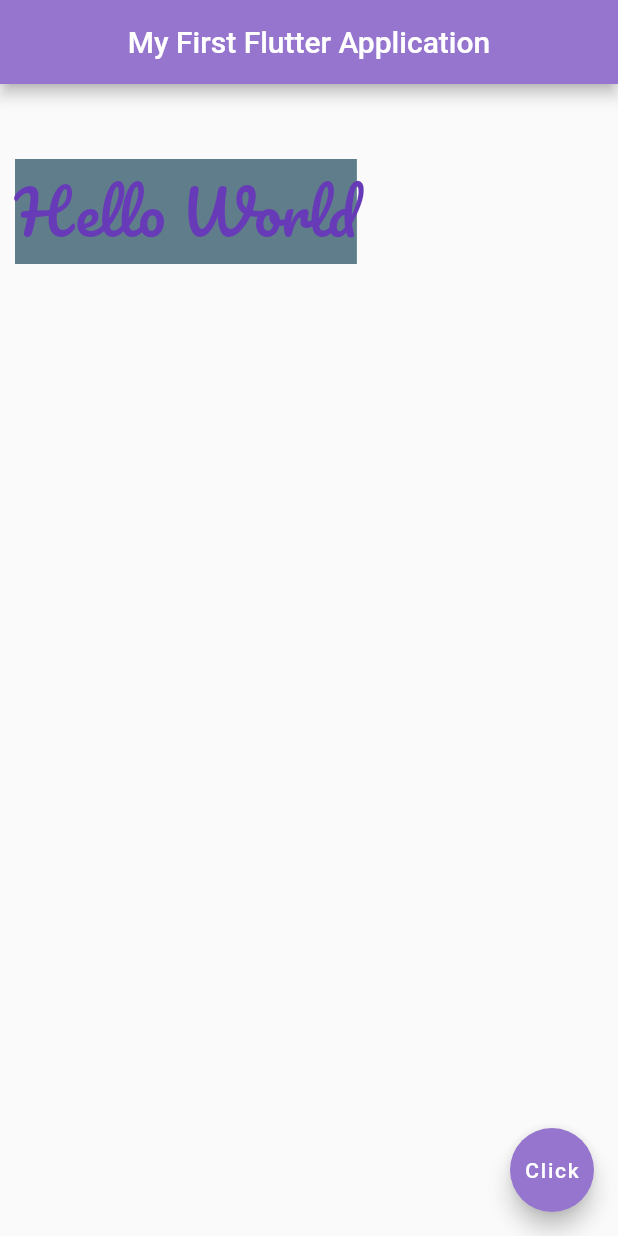
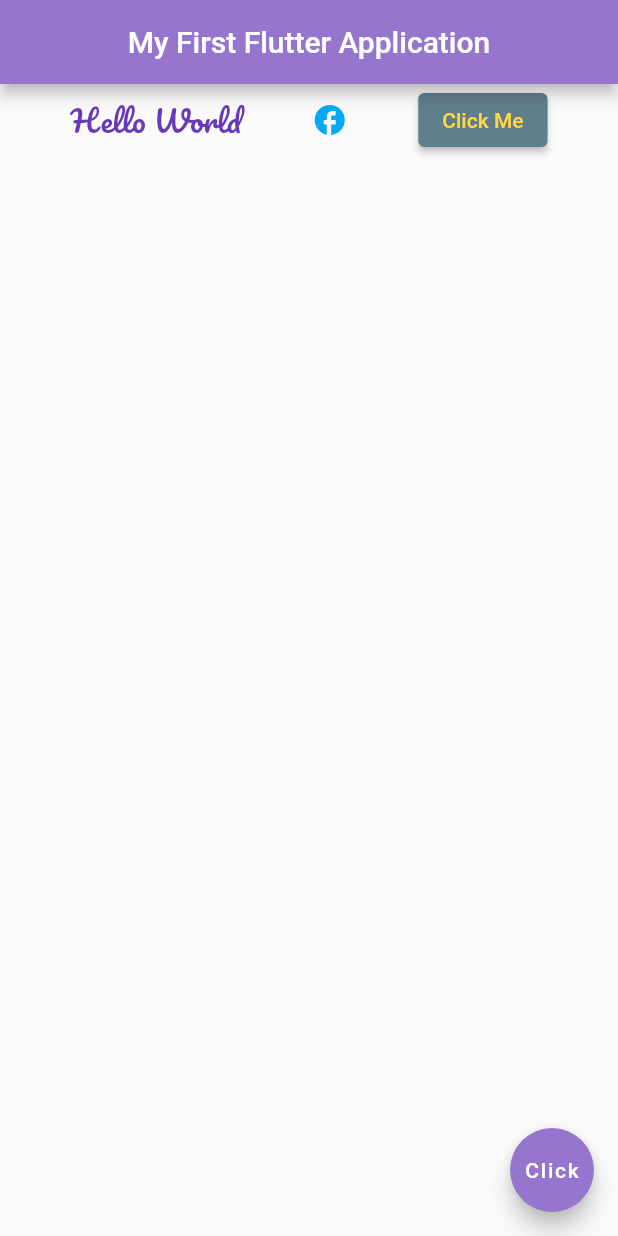
Before and after one commit to Ainsia/FlutterApp, a Flutter app: the screen it shows after launch, on a phone screen of 412 x 824 dp. Run offline on Flutter 3.47's test engine with Material 2 defaults, Android fonts, the phone set to English and light mode, and no system bars; our stand-ins replace google_fonts.

Commit message:
Adding Rows

```diff
--- a/lib/main.dart
+++ b/lib/main.dart
@@ -18,20 +18,44 @@ class Home extends StatelessWidget{
           child: Text("My First Flutter Application"),),
         backgroundColor: Colors.deepPurple[300],
       ),
+
+
+      body: Row(
+        mainAxisAlignment: MainAxisAlignment.spaceEvenly,
+        crossAxisAlignment: CrossAxisAlignment.center,
+        children: [
+          Text("Hello World",
+            style: GoogleFonts.getFont('Pacifico', color: Colors.deepPurple,fontSize: 20,),
+          )
+          ,
+          Icon(Icons.facebook, color: Colors.lightBlue,),
+
+          ElevatedButton(
+              onPressed: (){},
+              child: Text('Click Me',style: TextStyle(color:Colors.amberAccent,),),
+              style: ElevatedButton.styleFrom(
+                backgroundColor: Colors.blueGrey,
+              ),
+          )
+        ],
+      ),
+
+
+
       //********* Adding Container **********
-      body:  Container(
-        // padding: EdgeInsets.fromLTRB(70.0,10.0,70.0,10.0),
-        // padding: EdgeInsets.symmetric(horizontal: 20.0,vertical: 40.0,),
-        // padding: EdgeInsets.all(90.0),
-        // margin: EdgeInsets.all(10.0),
-        // margin: EdgeInsets.symmetric(horizontal: 10.0,vertical: 30.0),
-        margin: EdgeInsets.fromLTRB(10.0, 50.0, 10.0, 50.0),
-        child:Text("Hello World",
-                  style: GoogleFonts.getFont('Pacifico', color: Colors.deepPurple,fontSize: 40,),
-        ),
-
-        color:Colors.blueGrey,
-      ),
+      // body:  Container(
+      //   // padding: EdgeInsets.fromLTRB(70.0,10.0,70.0,10.0),
+      //   // padding: EdgeInsets.symmetric(horizontal: 20.0,vertical: 40.0,),
+      //   // padding: EdgeInsets.all(90.0),
+      //   // margin: EdgeInsets.all(10.0),
+      //   // margin: EdgeInsets.symmetric(horizontal: 10.0,vertical: 30.0),
+      //   margin: EdgeInsets.fromLTRB(10.0, 50.0, 10.0, 50.0),
+      //   child:Text("Hello World",
+      //             style: GoogleFonts.getFont('Pacifico', color: Colors.deepPurple,fontSize: 40,),
+      //   ),
+      //
+      //   color:Colors.blueGrey,
+      // ),
       // ******* Adding Padding **********
       // body: Padding(
       //   padding: EdgeInsets.all(40.0),
```
